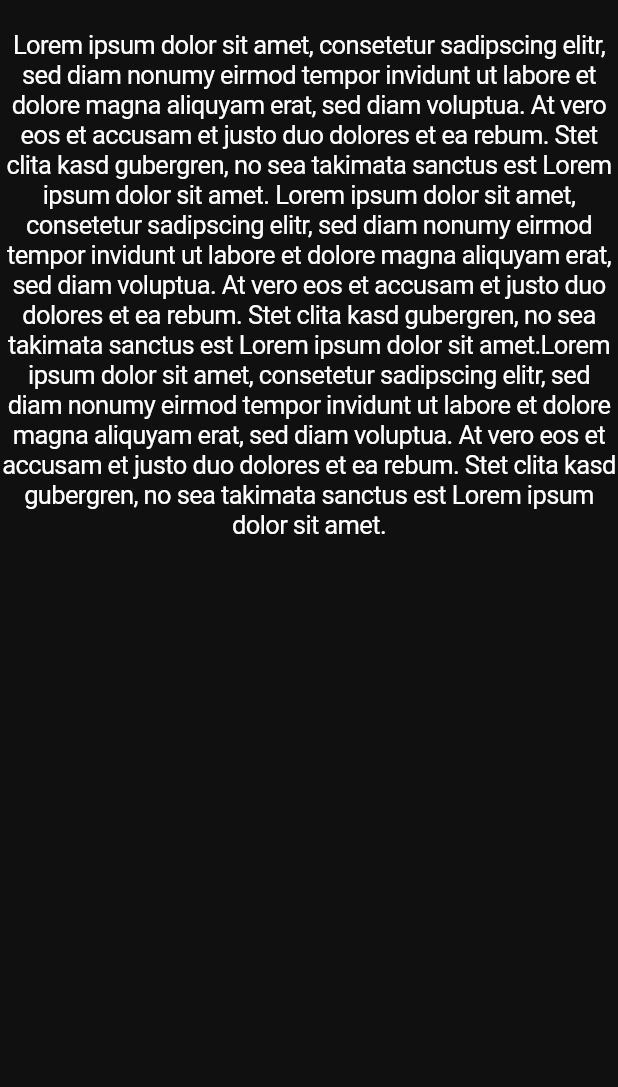
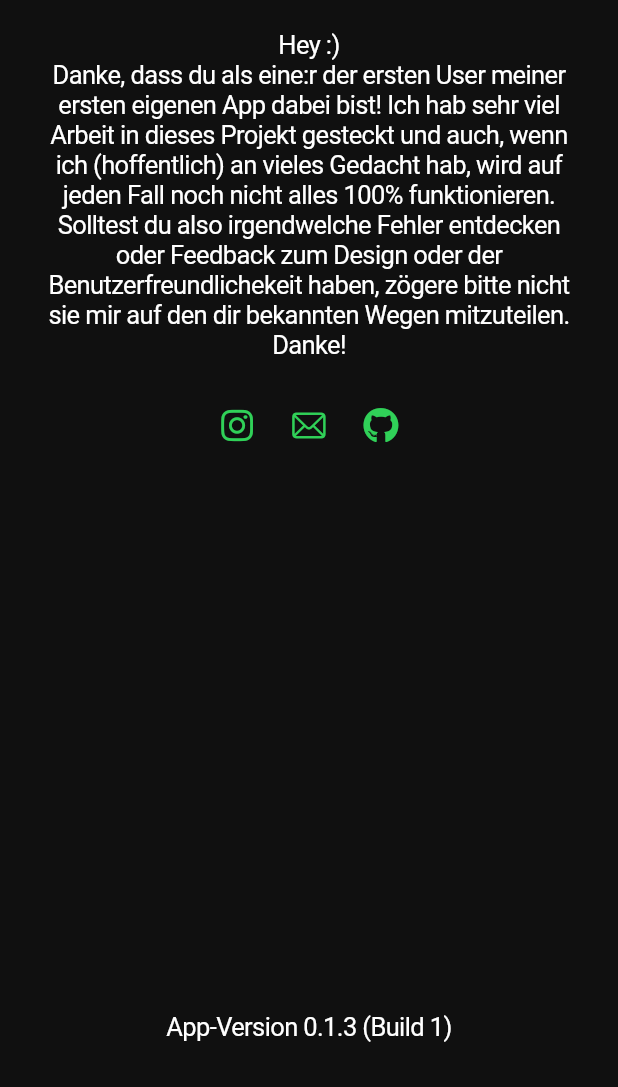
Before and after one commit to flixcoo/Cabo-Counter, a Flutter app: the InformationView screen opened directly, on a phone screen of 412 x 824 dp, the part 149-1236 px from its top. Run offline on Flutter 3.47's test engine with Material 3 defaults, Android fonts, the light colour scheme and no system bars; our stand-ins replace font_awesome_flutter, package_info_plus.

Commit message:
Implemented full version of info view

```diff
--- a/lib/views/information_view.dart
+++ b/lib/views/information_view.dart
@@ -1,7 +1,15 @@
 import 'package:flutter/cupertino.dart';
+import 'package:flutter/material.dart';
+import 'package:font_awesome_flutter/font_awesome_flutter.dart';
+import 'package:package_info_plus/package_info_plus.dart';
+import 'package:url_launcher/url_launcher.dart';
 
 class InformationView extends StatelessWidget {
   const InformationView({super.key});
+
+  Future<PackageInfo> _getPackageInfo() async {
+    return await PackageInfo.fromPlatform();
+  }
 
   @override
   Widget build(BuildContext context) {
@@ -10,7 +18,9 @@ class InformationView extends StatelessWidget {
           middle: Text('Über'),
         ),
         child: SafeArea(
-            child: Column(
+            child: Stack(
+          children: [
+            Column(
               crossAxisAlignment: CrossAxisAlignment.center,
               children: [
                 Padding(
@@ -23,25 +33,68 @@ class InformationView extends StatelessWidget {
                     ),
                   ),
                 ),
-            Text(
-              'Lorem ipsum dolor sit amet, consetetur sadipscing elitr, sed '
-              'diam nonumy eirmod tempor invidunt ut labore et dolore '
-              'magna aliquyam erat, sed diam voluptua. At vero eos et '
-              'accusam et justo duo dolores et ea rebum. Stet clita kasd '
-              'gubergren, no sea takimata sanctus est Lorem ipsum dolor '
-              'sit amet. Lorem ipsum dolor sit amet, consetetur '
-              'sadipscing elitr, sed diam nonumy eirmod tempor invidunt '
-              'ut labore et dolore magna aliquyam erat, sed diam '
-              'voluptua. At vero eos et accusam et justo duo dolores et '
-              'ea rebum. Stet clita kasd gubergren, no sea takimata '
-              'sanctus est Lorem ipsum dolor sit amet.Lorem ipsum dolor '
-              'sit amet, consetetur sadipscing elitr, sed diam nonumy '
-              'eirmod tempor invidunt ut labore et dolore magna aliquyam '
-              'erat, sed diam voluptua. At vero eos et accusam et justo '
-              'duo dolores et ea rebum. Stet clita kasd gubergren, no '
-              'sea takimata sanctus est Lorem ipsum dolor sit amet. ',
+                Padding(
+                    padding: EdgeInsets.symmetric(horizontal: 30),
+                    child: Text(
+                      'Hey :)\nDanke, dass du als eine:r der ersten User '
+                      'meiner ersten eigenen App dabei bist! Ich hab sehr '
+                      'viel Arbeit in dieses Projekt gesteckt und auch, '
+                      'wenn ich (hoffentlich) an vieles Gedacht hab, wird '
+                      'auf jeden Fall noch nicht alles 100% funktionieren. '
+                      'Solltest du also irgendwelche Fehler entdecken oder '
+                      'Feedback zum Design oder der Benutzerfreundlichekeit'
+                      ' haben, zögere bitte nicht sie mir auf den dir '
+                      'bekannten Wegen mitzuteilen. Danke! ',
                       textAlign: TextAlign.center,
+                    )),
+                SizedBox(
+                  height: 20,
+                ),
+                Row(
+                  mainAxisAlignment: MainAxisAlignment.center,
+                  children: [
+                    IconButton(
+                        onPressed: () => launchUrl(
+                            Uri.parse('https://www.instagram.com/fx.kr')),
+                        icon: Icon(FontAwesomeIcons.instagram)),
+                    IconButton(
+                        onPressed: () => launchUrl(
+                            Uri.parse('mailto:felix.kirchner.fk@gmail.com')),
+                        icon: Icon(CupertinoIcons.envelope)),
+                    IconButton(
+                        onPressed: () => launchUrl(
+                            Uri.parse('https://www.github.com/flixcoo')),
+                        icon: Icon(FontAwesomeIcons.github)),
+                  ],
                 )
+              ],
+            ),
+            Positioned(
+              bottom: 30,
+              left: 0,
+              right: 0,
+              child: FutureBuilder<PackageInfo>(
+                future: _getPackageInfo(),
+                builder: (context, snapshot) {
+                  if (snapshot.hasData) {
+                    return Text(
+                      'App-Version ${snapshot.data!.version} '
+                      '(Build ${snapshot.data!.buildNumber})',
+                      textAlign: TextAlign.center,
+                    );
+                  } else if (snapshot.hasError) {
+                    return Text(
+                      'App-Version -.-.- (Build -)',
+                      textAlign: TextAlign.center,
+                    );
+                  }
+                  return Text(
+                    'Lade Version...',
+                    textAlign: TextAlign.center,
+                  );
+                },
+              ),
+            ),
           ],
         )));
   }
--- a/pubspec.yaml
+++ b/pubspec.yaml
@@ -11,6 +11,9 @@ dependencies:
   flutter:
     sdk: flutter
   cupertino_icons: ^1.0.8
+  font_awesome_flutter: ^10.8.0
+  url_launcher: any
+  package_info_plus: any
 
 dev_dependencies:
   flutter_test:
```
Also changed, not shown: 6 other files. Lines whose indentation alone changed are shown as unchanged.
